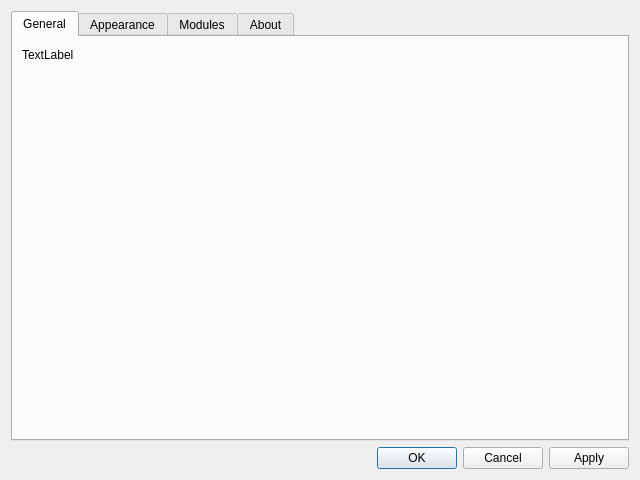
Above: src/ui/settingsdialog.ui from albertlauncher/albert before the change. Below: the same form after it.
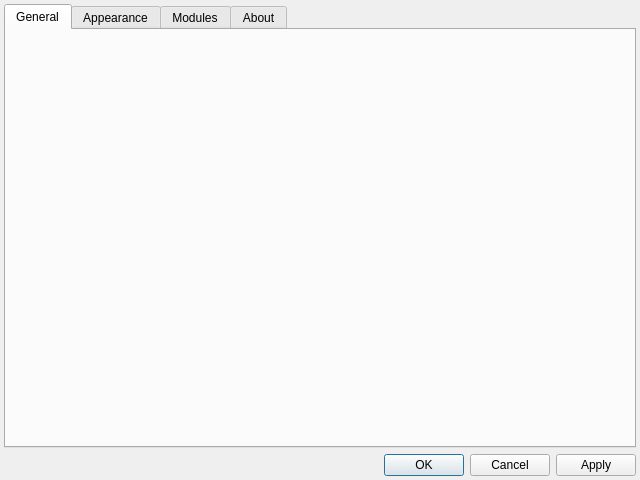
That is the form after the change. The open tabs and pages were chosen to show the change.

Commit message: Smaller margins for the ui

The edit to the form file:
```diff
--- a/src/ui/settingsdialog.ui
+++ b/src/ui/settingsdialog.ui
@@ -19,7 +19,19 @@
   <property name="modal">
    <bool>true</bool>
   </property>
-  <layout class="QGridLayout" name="gridLayout_11">
+  <layout class="QGridLayout">
+   <property name="leftMargin">
+    <number>4</number>
+   </property>
+   <property name="topMargin">
+    <number>4</number>
+   </property>
+   <property name="rightMargin">
+    <number>4</number>
+   </property>
+   <property name="bottomMargin">
+    <number>4</number>
+   </property>
    <item row="0" column="0">
     <widget class="QTabWidget" name="tabs">
      <property name="currentIndex">
@@ -29,19 +41,6 @@
       <attribute name="title">
        <string>General</string>
       </attribute>
-      <widget class="QLabel" name="label_3">
-       <property name="geometry">
-        <rect>
-         <x>9</x>
-         <y>9</y>
-         <width>72</width>
-         <height>18</height>
-        </rect>
-       </property>
-       <property name="text">
-        <string>TextLabel</string>
-       </property>
-      </widget>
      </widget>
      <widget class="QWidget" name="tabAppearance">
       <attribute name="title">
```
Left out of the diff: 17 changed lines with no effect on the pictures. The commit also changes 3 other files.
